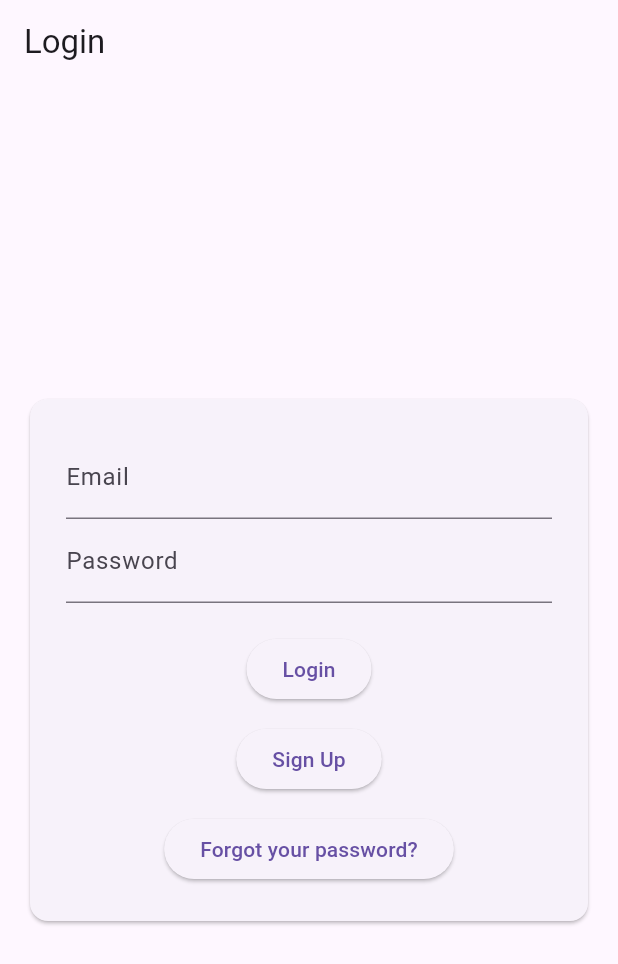
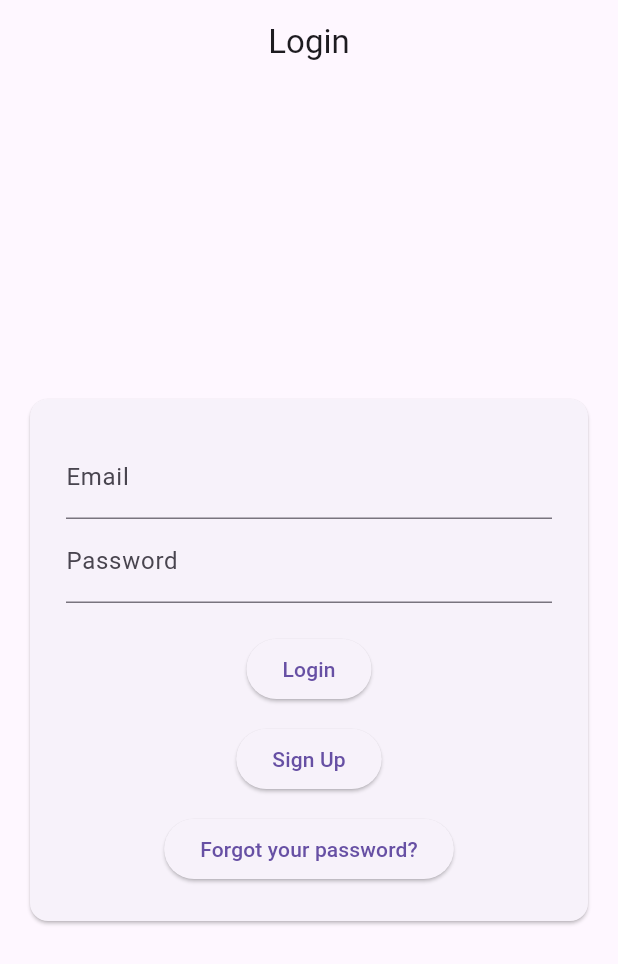
Before and after one commit to jasminepalit/served, a Flutter app: the screen it shows after launch, on a phone screen of 412 x 824 dp. Shown: the top 964 px of the screen. Run offline on Flutter 3.47's test engine with Material 3 defaults, Android fonts, the phone set to English and light mode, and no system bars; our stand-ins replace cloud_firestore, cloud_functions, firebase_auth, firebase_core, firebase_storage, flutter_svg and 1 more; accounts and stored records are empty.

Commit message:
centered the title for the login page

```diff
--- a/lib/LoginPage.dart
+++ b/lib/LoginPage.dart
@@ -32,8 +32,9 @@ class _LoginPageState extends State<LoginPage> {
   @override
   Widget build(BuildContext context) {
     return Scaffold(
-      appBar: AppBar(title: const Text('Login')
-
+      appBar: AppBar(
+        centerTitle: true,
+        title: const Text('Login'),
       ),
       body: Center(
         child: SingleChildScrollView(
```
